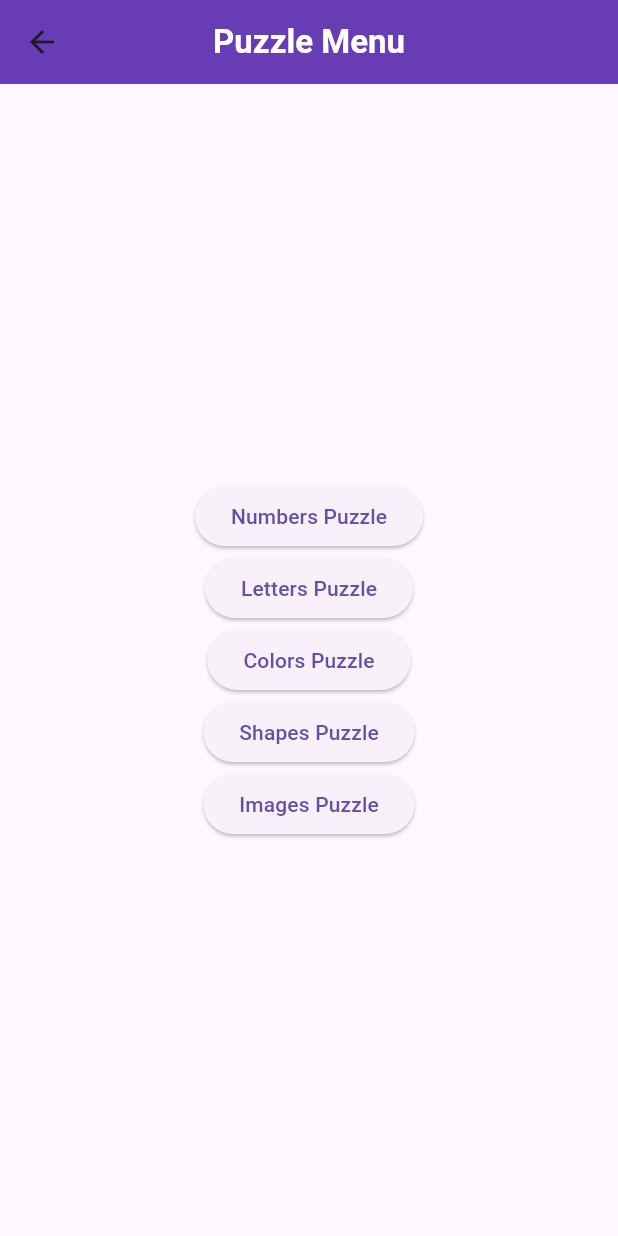
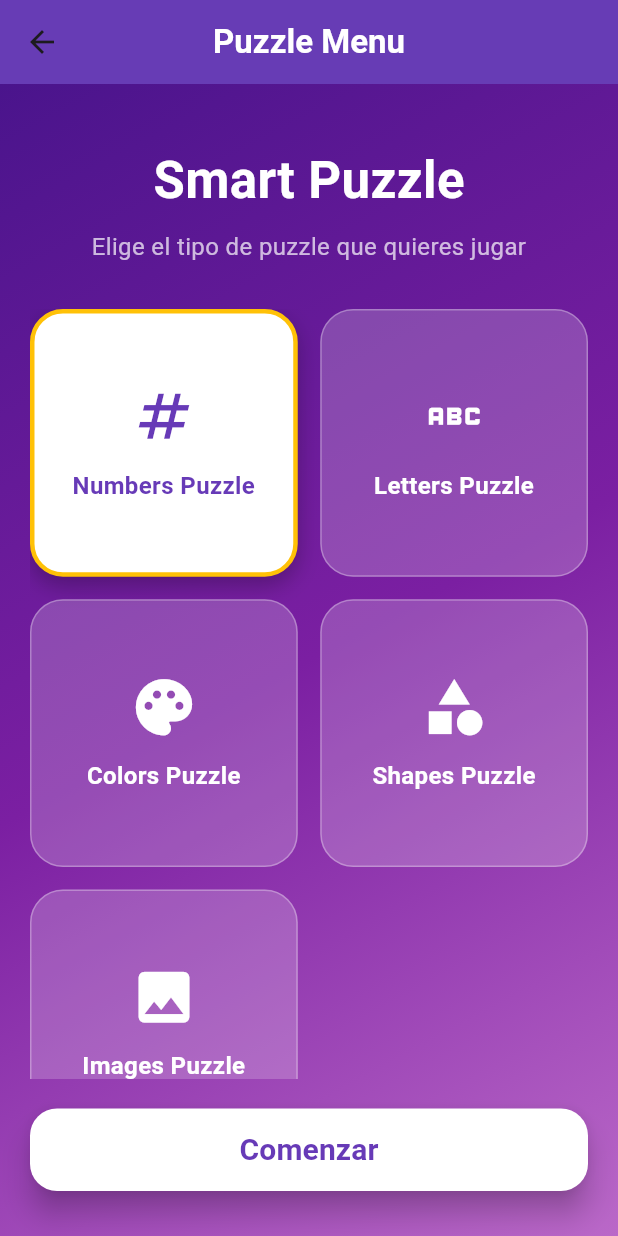
Before and after one commit to JhousefSilva1/Diplomado-Full-Stack--Modulo-3---Desarrollo-movil, a Flutter app: the PuzzleMenuView screen opened directly, on a phone screen of 412 x 824 dp. Run offline on Flutter 3.47's test engine with Material 3 defaults, Android fonts, the phone set to English and light mode, and no system bars.

Commit message:
changing app manu design

```diff
--- a/Ptoyeco 1/smart_puzzle/lib/view/puzzle_menu_view.dart
+++ b/Ptoyeco 1/smart_puzzle/lib/view/puzzle_menu_view.dart
@@ -1,8 +1,7 @@
 import 'package:flutter/material.dart';
 import 'package:smart_puzzle/view/app_bar.dart';
 
-
-class PuzzleMenuView  extends StatefulWidget {
+class PuzzleMenuView extends StatefulWidget {
   const PuzzleMenuView({super.key});
 
   @override
@@ -10,50 +9,177 @@ class PuzzleMenuView  extends StatefulWidget {
 }
 
 class _PuzzleMenuViewState extends State<PuzzleMenuView> {
+  String selectedPuzzle = 'Numbers Puzzle';
+
   @override
   Widget build(BuildContext context) {
     return Scaffold(
-      appBar: PuzzleAppBar(
+      appBar: const PuzzleAppBar(
         title: 'Puzzle Menu',
         showBackButton: false,
       ),
-      body: Center(
+      body: Container(
+        width: double.infinity,
+        height: double.infinity,
+        decoration: const BoxDecoration(
+          gradient: LinearGradient(
+            colors: [
+              Color(0xFF4A148C),
+              Color(0xFF7B1FA2),
+              Color(0xFFBA68C8),
+            ],
+            begin: Alignment.topLeft,
+            end: Alignment.bottomRight,
+          ),
+        ),
+        child: SafeArea(
+          child: Padding(
+            padding: const EdgeInsets.all(20),
+            child: Column(
+              children: [
+                const SizedBox(height: 20),
+
+                const Text(
+                  'Smart Puzzle',
+                  style: TextStyle(
+                    color: Colors.white,
+                    fontSize: 34,
+                    fontWeight: FontWeight.bold,
+                  ),
+                ),
+
+                const SizedBox(height: 8),
+
+                const Text(
+                  'Elige el tipo de puzzle que quieres jugar',
+                  textAlign: TextAlign.center,
+                  style: TextStyle(
+                    color: Colors.white70,
+                    fontSize: 16,
+                  ),
+                ),
+
+                const SizedBox(height: 30),
+
+                Expanded(
+                  child: GridView.count(
+                    crossAxisCount: 2,
+                    crossAxisSpacing: 15,
+                    mainAxisSpacing: 15,
+                    children: [
+                      _buildPuzzleOption(
+                        title: 'Numbers Puzzle',
+                        icon: Icons.numbers,
+                      ),
+                      _buildPuzzleOption(
+                        title: 'Letters Puzzle',
+                        icon: Icons.abc,
+                      ),
+                      _buildPuzzleOption(
+                        title: 'Colors Puzzle',
+                        icon: Icons.palette,
+                      ),
+                      _buildPuzzleOption(
+                        title: 'Shapes Puzzle',
+                        icon: Icons.category,
+                      ),
+                      _buildPuzzleOption(
+                        title: 'Images Puzzle',
+                        icon: Icons.image,
+                      ),
+                    ],
+                  ),
+                ),
+
+                const SizedBox(height: 20),
+
+                SizedBox(
+                  width: double.infinity,
+                  height: 55,
+                  child: ElevatedButton(
+                    onPressed: () {
+                      // Luego aquí navegaremos a la vista del puzzle
+                      print('Puzzle seleccionado: $selectedPuzzle');
+                    },
+                    style: ElevatedButton.styleFrom(
+                      backgroundColor: Colors.white,
+                      foregroundColor: Colors.deepPurple,
+                      elevation: 8,
+                      shape: RoundedRectangleBorder(
+                        borderRadius: BorderRadius.circular(18),
+                      ),
+                    ),
+                    child: const Text(
+                      'Comenzar',
+                      style: TextStyle(
+                        fontSize: 20,
+                        fontWeight: FontWeight.bold,
+                      ),
+                    ),
+                  ),
+                ),
+
+                const SizedBox(height: 10),
+              ],
+            ),
+          ),
+        ),
+      ),
+    );
+  }
+
+  Widget _buildPuzzleOption({
+    required String title,
+    required IconData icon,
+  }) {
+    bool isSelected = selectedPuzzle == title;
+
+    return GestureDetector(
+      onTap: () {
+        setState(() {
+          selectedPuzzle = title;
+        });
+      },
+      child: AnimatedContainer(
+        duration: const Duration(milliseconds: 250),
+        decoration: BoxDecoration(
+          color: isSelected ? Colors.white : Colors.white.withValues(alpha: 0.20),
+          borderRadius: BorderRadius.circular(22),
+          border: Border.all(
+            color: isSelected ? Colors.amber : Colors.white30,
+            width: isSelected ? 3 : 1,
+          ),
+          boxShadow: isSelected
+              ? [
+                  BoxShadow(
+                    color: Colors.black.withValues(alpha: 0.25),
+                    blurRadius: 12,
+                    offset: const Offset(0, 6),
+                  ),
+                ]
+              : [],
+        ),
         child: Column(
           mainAxisAlignment: MainAxisAlignment.center,
           children: [
-              ElevatedButton(
-                onPressed: () {
-                  // Navigate to the puzzle view
-                },
-                child: const Text('Numbers Puzzle'),
+            Icon(
+              icon,
+              size: 45,
+              color: isSelected ? Colors.deepPurple : Colors.white,
+            ),
+            const SizedBox(height: 12),
+            Text(
+              title,
+              textAlign: TextAlign.center,
+              style: TextStyle(
+                color: isSelected ? Colors.deepPurple : Colors.white,
+                fontSize: 16,
+                fontWeight: FontWeight.bold,
               ),
-              ElevatedButton(
-                onPressed: () {
-                  // Navigate to the puzzle view
-                },
-                child: const Text('Letters Puzzle'),
-              ),
-              ElevatedButton(
-                onPressed: () {
-                  // Navigate to the puzzle view
-                },
-                child: const Text('Colors Puzzle'),
-              ),
-              ElevatedButton(
-                onPressed: () {
-                  // Navigate to the puzzle view
-                },
-                child: const Text('Shapes Puzzle'),
-              ),
-              ElevatedButton(
-                onPressed: () {
-                  // Navigate to the puzzle view
-                },
-                child: const Text('Images Puzzle'),
-              ),
-            ],
-          ),
-        )
-      );
+            ),
+          ],
+        ),
+      ),
+    );
   }
 }
```
